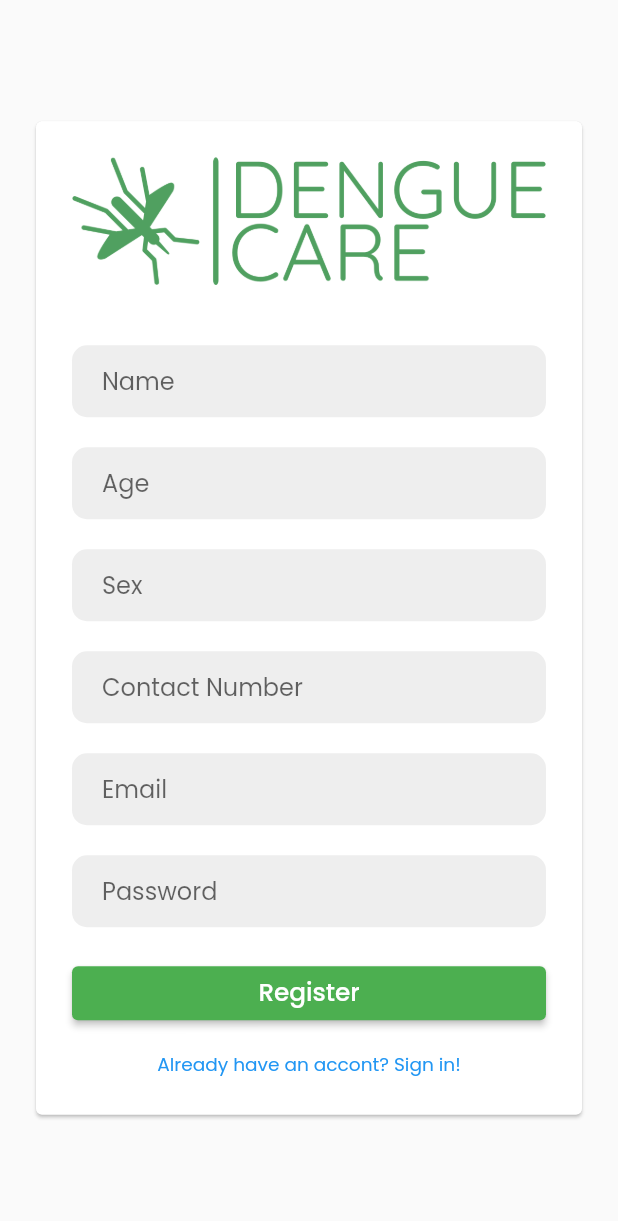
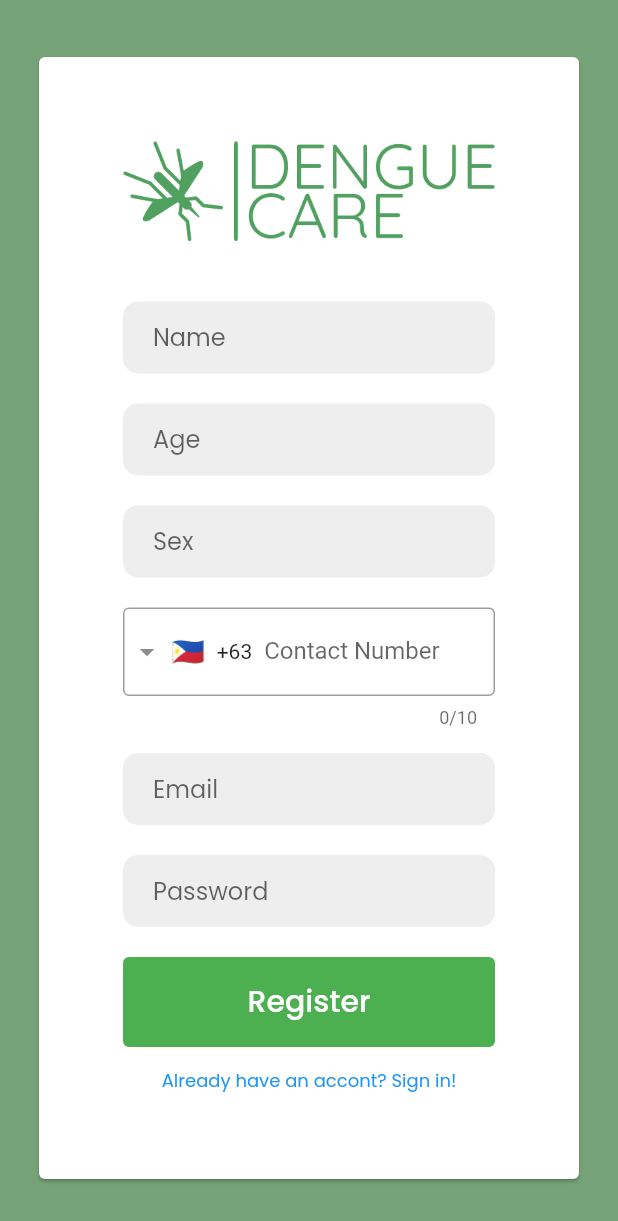
Before and after one commit to Radoooooo/denguecareapp, a Flutter app: the screen it shows after launch, after a tap on "Don't have an account? Sign up now!", on a phone screen of 412 x 824 dp. Shown: the top 1221 px of the screen. Run offline on Flutter 3.47's test engine with Material 2 defaults, Android fonts, the phone set to English and light mode, and no system bars; drawn by our look-alikes of intl_phone_field; our stand-ins replace get, get_storage, google_fonts; network calls fail.

Commit message:
ui changes

```diff
--- a/lib/constants/constants.dart
+++ b/lib/constants/constants.dart
@@ -1 +1 @@
-String url = 'http://192.168.212.128:80/api/';
+String url = 'http://192.168.1.5:80/api/';
--- a/lib/views/userlogin_page.dart
+++ b/lib/views/userlogin_page.dart
@@ -1,6 +1,6 @@
 import 'package:denguecare/views/userregister_page.dart';
-import 'package:denguecare/views/widgets/input_email_widget.dart';
 import 'package:denguecare/views/widgets/input_widget.dart';
+import 'package:denguecare/views/widgets/input_password_widget.dart';
 import 'package:flutter/material.dart';
 import 'package:google_fonts/google_fonts.dart';
 import 'package:get/get.dart';
@@ -20,11 +20,13 @@ class _UserLoginPageState extends State<UserLoginPage> {
   final List<String> _userTypes = ['User', 'Admin'];
   final AuthenticationController _authenticationController =
       Get.put(AuthenticationController());
+  bool _isPasswordVisible = false;
   @override
   Widget build(BuildContext context) {
-    var size = MediaQuery.of(context).size.width;
+    // var size = MediaQuery.of(context).size.width;
     return SafeArea(
       child: Scaffold(
+        backgroundColor: const Color.fromARGB(255, 118, 162, 120),
         body: Center(
           child: Padding(
             padding: const EdgeInsets.symmetric(
@@ -32,9 +34,10 @@ class _UserLoginPageState extends State<UserLoginPage> {
             ),
             child: Card(
               elevation: 8,
-              child: SingleChildScrollView(
-                child: Container(
-                  padding: const EdgeInsets.all(24),
+              child: Container(
+                padding: const EdgeInsets.all(32.0),
+                constraints: const BoxConstraints(maxWidth: 360),
+                child: SingleChildScrollView(
                   child: Column(
                     mainAxisAlignment: MainAxisAlignment.center,
                     children: [
@@ -59,16 +62,28 @@ class _UserLoginPageState extends State<UserLoginPage> {
                         },
                       ),
                       const SizedBox(height: 20),
-                      InputEmailWidget(
+                      InputWidget(
                         hintText: "Email",
                         controller: _emailController,
                         obscureText: false,
                       ),
                       const SizedBox(height: 20),
-                      InputWidget(
-                          hintText: "Password",
-                          controller: _passwordController,
-                          obscureText: true),
+                      InputPasswordWidget(
+                        hintText: "Password",
+                        controller: _passwordController,
+                        obscureText: _isPasswordVisible,
+                        iconButton: IconButton(
+                          icon: Icon(_isPasswordVisible
+                              ? Icons.visibility_off
+                              : Icons.visibility),
+                          onPressed: () {
+                            setState(() {
+                              _isPasswordVisible = !_isPasswordVisible;
+                            });
+                          },
+                          //padding: const EdgeInsets.symmetric(vertical: 5),
+                        ),
+                      ),
                       const SizedBox(height: 20),
                       SizedBox(
                         width: double.infinity,
@@ -100,8 +115,7 @@ class _UserLoginPageState extends State<UserLoginPage> {
                                     color: Colors.white)
                                 : Text(
                                     "Login",
-                                    style: GoogleFonts.poppins(
-                                        fontSize: size * 0.040),
+                                    style: GoogleFonts.poppins(fontSize: 20),
                                   );
                           }),
                         ),
@@ -114,7 +128,7 @@ class _UserLoginPageState extends State<UserLoginPage> {
                         child: Text(
                           "Don't have an account? Sign up now!",
                           style: GoogleFonts.poppins(
-                              fontSize: size * 0.030, color: Colors.blue),
+                              fontSize: 12, color: Colors.blue),
                         ),
                       ),
                     ],
--- a/lib/views/userregister_page.dart
+++ b/lib/views/userregister_page.dart
@@ -1,10 +1,11 @@
 import 'package:denguecare/controllers/authentication.dart';
 import 'package:denguecare/views/userlogin_page.dart';
-import 'package:denguecare/views/widgets/input_email_widget.dart';
+
 import 'package:denguecare/views/widgets/input_widget.dart';
 import 'package:flutter/material.dart';
 import 'package:get/get.dart';
 import 'package:google_fonts/google_fonts.dart';
+import 'package:intl_phone_field/intl_phone_field.dart';
 
 class UserRegisterPage extends StatefulWidget {
   const UserRegisterPage({super.key});
@@ -23,17 +24,30 @@ class _UserRegisterPageState extends State<UserRegisterPage> {
   final TextEditingController _passwordController = TextEditingController();
   final AuthenticationController _authenticationController =
       Get.put(AuthenticationController());
+  void clear() {
+    _nameController.text = "";
+    _ageController.text = "";
+    _sexController.text = "";
+    _contactNumberController.text = "";
+    _emailController.text = "";
+    _passwordController.text = "";
+  }
+
   @override
   Widget build(BuildContext context) {
-    var size = MediaQuery.of(context).size.width;
+    // var size = MediaQuery.of(context).size.width;
     return SafeArea(
       child: Scaffold(
+        backgroundColor: const Color.fromARGB(255, 118, 162, 120),
         body: Center(
           child: Padding(
             padding: const EdgeInsets.symmetric(
               horizontal: 20,
             ),
             child: Card(
+              child: Container(
+                padding: const EdgeInsets.all(32.0),
+                constraints: const BoxConstraints(maxWidth: 360),
                 child: SingleChildScrollView(
                   child: Container(
                     padding: const EdgeInsets.all(24),
@@ -61,13 +75,18 @@ class _UserRegisterPageState extends State<UserRegisterPage> {
                           obscureText: false,
                         ),
                         const SizedBox(height: 20),
+                        IntlPhoneField(
+                          initialCountryCode: 'PH',
+                          controller: _contactNumberController,
+                          decoration: const InputDecoration(
+                            labelText: 'Contact Number',
+                            border: OutlineInputBorder(
+                              borderSide: BorderSide(),
+                            ),
+                          ),
+                        ),
+                        const SizedBox(height: 16),
                         InputWidget(
-                        hintText: "Contact Number",
-                        controller: _contactNumberController,
-                        obscureText: false,
-                      ),
-                      const SizedBox(height: 20),
-                      InputEmailWidget(
                           hintText: "Email",
                           controller: _emailController,
                           obscureText: false,
@@ -82,11 +101,36 @@ class _UserRegisterPageState extends State<UserRegisterPage> {
                         SizedBox(
                           width: double.infinity,
                           child: ElevatedButton(
-                          onPressed: () {},
-                          child: Text(
+                            style: ElevatedButton.styleFrom(
+                              elevation: 0,
+                              padding: const EdgeInsets.symmetric(
+                                horizontal: 50,
+                                vertical: 15,
+                              ),
+                            ),
+                            onPressed: () async {
+                              await _authenticationController.userRegister(
+                                name: _nameController.text.trim(),
+                                age: _ageController.text.trim(),
+                                sex: _sexController.text.trim(),
+                                contactNumber:
+                                    _contactNumberController.text.trim(),
+                                email: _emailController.text.trim(),
+                                password: _passwordController.text.trim(),
+                              );
+                              clear();
+                              Get.offAll(() => const UserLoginPage());
+                            },
+                            child: Obx(() {
+                              return _authenticationController.isLoading.value
+                                  ? const CircularProgressIndicator(
+                                      color: Colors.white,
+                                    )
+                                  : Text(
                                       "Register",
-                            style: GoogleFonts.poppins(fontSize: size * 0.040),
-                          ),
+                                      style: GoogleFonts.poppins(fontSize: 20),
+                                    );
+                            }),
                           ),
                         ),
                         const SizedBox(height: 14),
@@ -97,7 +141,7 @@ class _UserRegisterPageState extends State<UserRegisterPage> {
                           child: Text(
                             "Already have an accont? Sign in!",
                             style: GoogleFonts.poppins(
-                              fontSize: size * 0.030, color: Colors.blue),
+                                fontSize: 12, color: Colors.blue),
                           ),
                         ),
                       ],
@@ -108,6 +152,15 @@ class _UserRegisterPageState extends State<UserRegisterPage> {
             ),
           ),
         ),
+      ),
     );
   }
 }
+
+class UserOTP extends StatelessWidget {
+  const UserOTP({super.key});
+  @override
+  Widget build(BuildContext context) {
+    return const Scaffold();
+  }
+}
--- a/lib/views/widgets/input_email_widget.dart
+++ /dev/null
@@ -1,37 +0,0 @@
-import 'package:flutter/material.dart';
-import 'package:google_fonts/google_fonts.dart';
-
-class InputEmailWidget extends StatelessWidget {
-  const InputEmailWidget({
-    super.key,
-    required this.hintText,
-    required this.controller,
-    required this.obscureText,
-  });
-
-  final String hintText;
-  final TextEditingController controller;
-  final bool obscureText;
-
-  @override
-  Widget build(BuildContext context) {
-    return Form(
-      child: Container(
-        decoration: BoxDecoration(
-          color: Colors.grey[200],
-          borderRadius: BorderRadius.circular(10),
-        ),
-        width: double.infinity,
-        child: TextField(
-          obscureText: obscureText,
-          controller: controller,
-          decoration: InputDecoration(
-              border: InputBorder.none,
-              hintText: hintText,
-              hintStyle: GoogleFonts.poppins(),
-              contentPadding: const EdgeInsets.symmetric(horizontal: 20)),
-        ),
-      ),
-    );
-  }
-}
--- /dev/null
+++ b/lib/views/widgets/input_password_widget.dart
@@ -0,0 +1,36 @@
+import 'package:flutter/material.dart';
+import 'package:google_fonts/google_fonts.dart';
+
+class InputPasswordWidget extends StatelessWidget {
+  const InputPasswordWidget(
+      {super.key,
+      required this.hintText,
+      required this.controller,
+      required this.obscureText,
+      required this.iconButton});
+
+  final String hintText;
+  final TextEditingController controller;
+  final bool obscureText;
+  final IconButton iconButton;
+  @override
+  Widget build(BuildContext context) {
+    return Container(
+      decoration: BoxDecoration(
+        color: Colors.grey[300],
+        borderRadius: BorderRadius.circular(10),
+      ),
+      width: double.infinity,
+      child: TextField(
+        obscureText: obscureText,
+        controller: controller,
+        decoration: InputDecoration(
+            border: InputBorder.none,
+            hintText: hintText,
+            hintStyle: GoogleFonts.poppins(),
+            contentPadding: const EdgeInsets.symmetric(horizontal: 20),
+            suffixIcon: iconButton),
+      ),
+    );
+  }
+}
--- a/pubspec.yaml
+++ b/pubspec.yaml
@@ -41,6 +41,7 @@ dependencies:
   http: ^0.13.1
   get_storage: ^2.1.1
   otp: ^3.1.4
+  intl_phone_field: ^3.1.0
 
 dev_dependencies:
   flutter_test:
```
Also changed, not shown: lib/controllers/authentication.dart (+12 -2 lines), pubspec.lock. Lines whose indentation alone changed are shown as unchanged.
